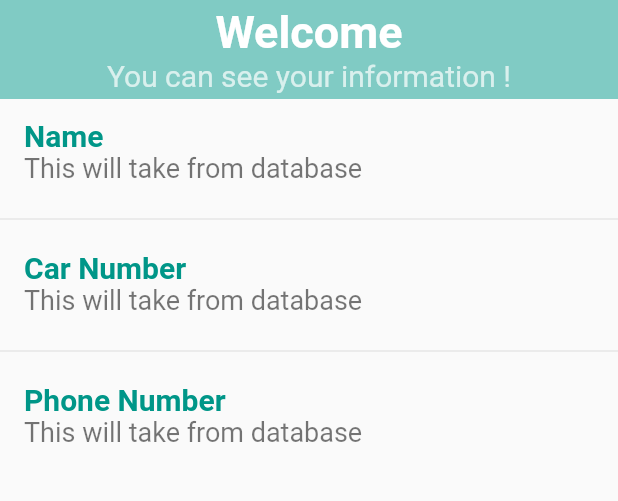
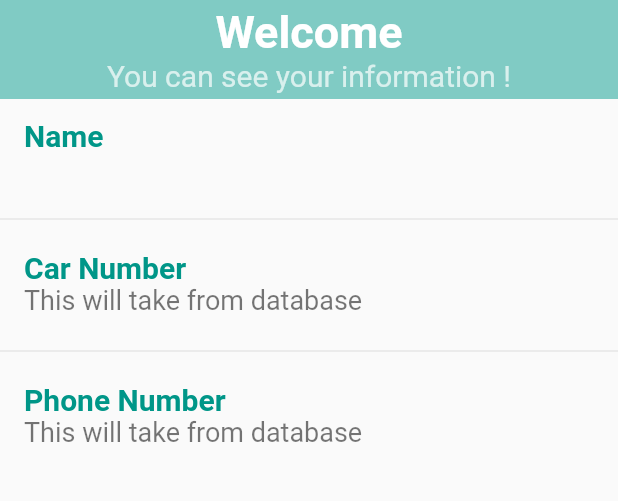
Before and after one commit to aseelbf/flutter_app, a Flutter app: the Person screen opened by its route, after a tap on the "more vert" icon, on a phone screen of 412 x 824 dp, the part 459-960 px from its top. Run offline on Flutter 3.47's test engine with Material 2 defaults, Android fonts, the phone set to English and light mode, and no system bars; our stand-ins replace curved_navigation_bar, fluttertoast, google_maps_flutter, permission_handler, settings_ui, shared_preferences; missing offline and left inert: permission; accounts and stored records are empty; network calls fail; project files that could hold a hidden picture were left out.

Commit message:
still in database fetching

```diff
--- a/lib/Person.dart
+++ b/lib/Person.dart
@@ -1,6 +1,11 @@
+import 'dart:io';
+
 import 'package:flutter/material.dart';
 import 'package:http/http.dart' as http;
 import 'dart:convert' ;
+
+import 'package:http/io_client.dart';
+import 'package:shared_preferences/shared_preferences.dart';
 
 
 void main() {
@@ -15,10 +20,33 @@ class Person extends StatefulWidget {
 
 class _PersonState extends State<Person> {
 
+  String username="";
+  Future getUsername() async
+  {
+    SharedPreferences preferences=await SharedPreferences.getInstance();
+
+    setState(()
+    {
+      username= preferences.getString('username');
+    });
+  }
+
+
+
+
+
+
+
   List usersList = List();
   getAllUsers ()async
   {
-    var response= await http.get("url");
+    var url = "https://192.168.10.26/flutter_app/Allusers.php";
+    final ioc = new HttpClient();
+    ioc.badCertificateCallback =
+        (X509Certificate cert, localhost, int port) => true;
+    final http = new IOClient(ioc);
+    var response = await http.get(Uri.parse(url));
+
     if (response.statusCode==200)
       {
         setState(()
@@ -26,15 +54,17 @@ class _PersonState extends State<Person> {
           usersList=json.decode(response.body);
         });
       }
+    print(usersList);
     return usersList;
 
   }
 
   @override
   void initState() {
-    // TODO: implement initState
+
     super.initState();
     getAllUsers();
+    getUsername();
   }
 
 
@@ -185,8 +215,8 @@ class _PersonState extends State<Person> {
                       ),
                     ),
 
-                    subtitle: Text(
-                      'This will take from database',
+                    subtitle:  Text(username ,
+
                       style: TextStyle(
                         fontSize: 18,
                       ),
--- a/pubspec.yaml
+++ b/pubspec.yaml
@@ -21,6 +21,8 @@ environment:
   sdk: ">=2.7.0 <3.0.0"
 
 dependencies:
+  flutter_session: ^0.1.1
+
 
   settings_ui: ^0.4.0
 
@@ -36,6 +38,8 @@ dependencies:
 
 
   google_maps_flutter: ^0.5.33
+  shared_preferences:
+
 
   fluttertoast:
 
```
Also changed, not shown: lib/SignIn.dart (+17 -9 lines), pubspec.lock, 1 other file.
